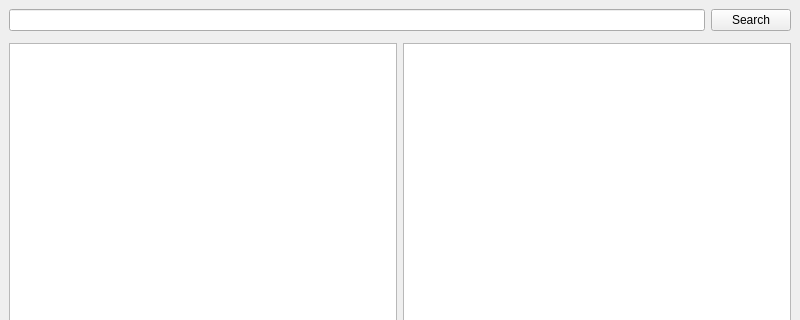
Before: the Qt Designer form src/mainwindow.ui in creeper12356/jcourse_local, drawn with Qt 5; both pictures show x 0 to 800 and y 0 to 320 of the 800 by 600 pixel window.
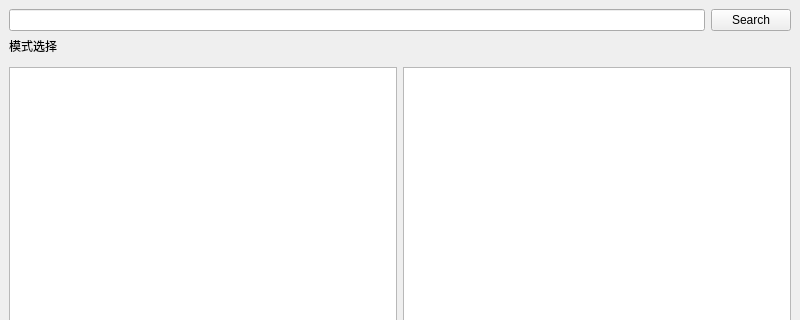
After: the same form once the commit is applied. Custom widgets are drawn as their Qt base class.

Commit message:
增加“在线模式”和“离线模式”
在线：从url获取资源，缓存到本地；
离线：从本地缓存获取资源

What changed in the file:
```diff
--- a/src/mainwindow.ui
+++ b/src/mainwindow.ui
@@ -14,7 +14,7 @@
    <string>MainWindow</string>
   </property>
   <widget class="QWidget" name="centralwidget">
-   <layout class="QVBoxLayout" name="verticalLayout" stretch="0,0,1,0">
+   <layout class="QVBoxLayout" name="verticalLayout" stretch="0,0,0,1,0">
     <item>
      <layout class="QHBoxLayout" name="horizontalLayout">
       <item>
@@ -45,6 +45,27 @@
       </item>
      </layout>
     </item>
+    <item>
+     <layout class="QHBoxLayout" name="horizontalLayout_4" stretch="1,1">
+      <item>
+       <widget class="QLabel" name="label">
+        <property name="text">
+         <string>模式选择</string>
+        </property>
+       </widget>
+      </item>
+      <item>
+       <widget class="SwitchButton" name="switch_button" native="true">
+        <property name="minimumSize">
+         <size>
+          <width>0</width>
+          <height>0</height>
+         </size>
+        </property>
+       </widget>
+      </item>
+     </layout>
+    </item>
     <item>
      <widget class="UserHead" name="user_head" native="true">
       <property name="sizePolicy">
@@ -118,6 +139,12 @@
    <extends>QListWidget</extends>
    <header location="global">reviewlistwidget.h</header>
   </customwidget>
+  <customwidget>
+   <class>SwitchButton</class>
+   <extends>QWidget</extends>
+   <header location="global">switchbutton.h</header>
+   <container>1</container>
+  </customwidget>
  </customwidgets>
  <resources/>
  <connections/>
```
The commit also changes 10 other files.
